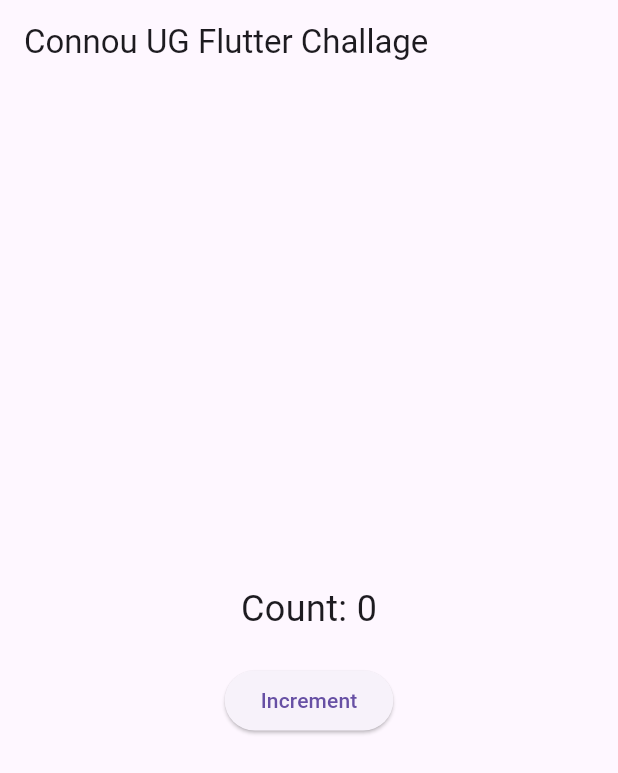
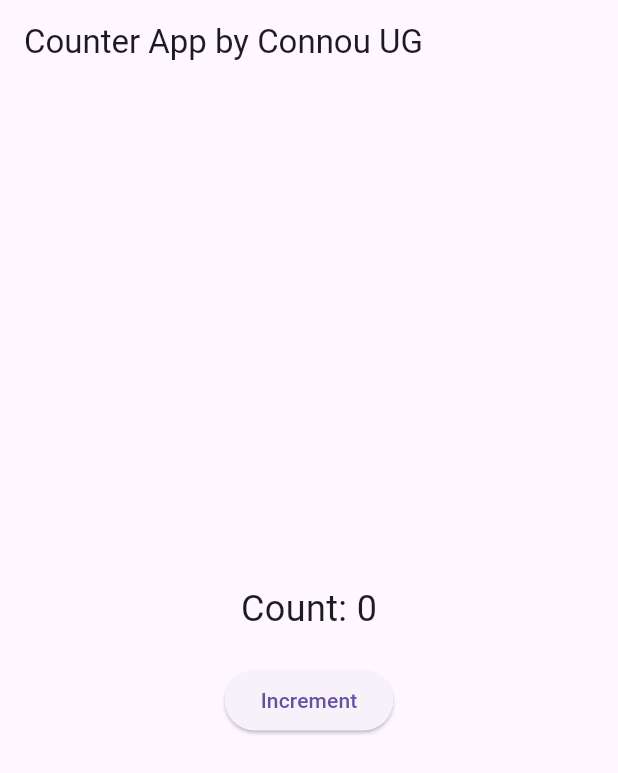
Before and after one commit to vishwaanv/flutter-test, a Flutter app: the screen it shows after launch, on a phone screen of 412 x 824 dp. Shown: the top 773 px of the screen. Run offline on Flutter 3.47's test engine with Material 3 defaults, Android fonts, the phone set to English and light mode, and no system bars; our stand-ins replace flutter_bloc.

Commit message:
add commands

```diff
--- a/lib/buisnes_logic/handler/counter.dart
+++ b/lib/buisnes_logic/handler/counter.dart
@@ -1,4 +1,3 @@
-// counter_cubit.dart
 import 'package:connou_test/data/models/counter.dart';
 import 'package:flutter_bloc/flutter_bloc.dart';
 
--- a/lib/data/models/counter.dart
+++ b/lib/data/models/counter.dart
@@ -1,7 +1,11 @@
+/// A simple data model representing a counter.
 class Counter {
+  /// The current count value of the counter.
   final int count;
 
+  /// A boolean property indicating whether the counter value is positive.
   bool get isPositive => count > 0;
 
+  /// Constructor for creating a Counter instance with an initial count.
   Counter(this.count);
 }
--- a/lib/main.dart
+++ b/lib/main.dart
@@ -1,49 +1,63 @@
-// main.dart
 import 'package:connou_test/buisnes_logic/handler/counter.dart';
 import 'package:connou_test/data/models/counter.dart';
 import 'package:flutter/material.dart';
 import 'package:flutter_bloc/flutter_bloc.dart';
 
+/// The main function that launches the Counter App.
 void main() {
+  // Run the Counter App by creating an instance of the MyApp class.
   runApp(const MyApp());
 }
 
+/// The main class of the Counter App, which extends [StatelessWidget].
 class MyApp extends StatelessWidget {
-  const MyApp({super.key});
+  const MyApp({Key? key});
 
+  /// The build method that creates the root element of the application.
   @override
   Widget build(BuildContext context) {
+    /// Returns MaterialApp, the top-level container for the entire Counter App.
     return MaterialApp(
+      // Configures the home screen with a BlocProvider as the parent widget.
       home: BlocProvider(
+        // Initializes CounterHandler as the Bloc responsible for managing the counter state.
         create: (context) => CounterHandler(),
+        // The main screen of the Counter App.
         child: const MyHomePage(),
       ),
     );
   }
 }
 
+/// The main page of the Counter App, responsible for displaying the counter and handling user interactions.
 class MyHomePage extends StatelessWidget {
   const MyHomePage({super.key});
 
+  /// The build method that creates the UI structure of the main page.
   @override
   Widget build(BuildContext context) {
+    /// Accesses the CounterHandler from the BlocProvider to manage the counter state.
     final CounterHandler counterCubit =
         BlocProvider.of<CounterHandler>(context);
 
+    /// Returns the Scaffold widget, a basic material design visual structure, for the main page.
     return Scaffold(
       appBar: AppBar(
-        title: const Text('Connou UG Flutter Challage'),
+        title: const Text('Counter App by Connou UG'),
       ),
       body: Center(
         child: Column(
           mainAxisAlignment: MainAxisAlignment.center,
           children: [
+            /// BlocBuilder widget displaying the current state of the counter.
             BlocBuilder<CounterHandler, Counter>(
               builder: (context, state) {
+                // Determine text color based on whether the counter is positive.
                 Color? color;
                 if (state.isPositive) {
                   color = Colors.green;
                 }
+                // Display the count with styling.
                 return Text(
                   'Count: ${state.count}',
                   style: TextStyle(
@@ -54,6 +68,8 @@ class MyHomePage extends StatelessWidget {
               },
             ),
             const SizedBox(height: 20),
+
+            /// Button to increment the counter when pressed.
             Row(
               mainAxisAlignment: MainAxisAlignment.center,
               children: [
```
